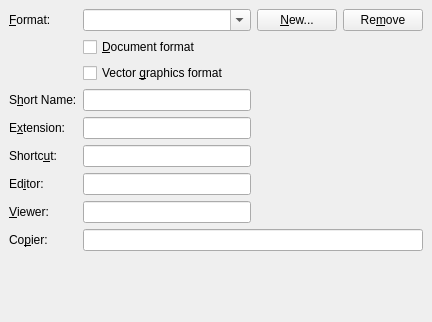
rpavlik/lyx-lucid-backport, file src/frontends/qt4/ui/PrefFileformatsUi.ui: the form before one commit.
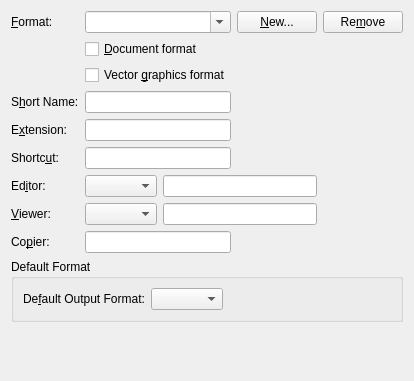
The form after the commit.

Patch:
```diff
--- a/src/frontends/qt4/ui/PrefFileformatsUi.ui
+++ b/src/frontends/qt4/ui/PrefFileformatsUi.ui
@@ -1,177 +1,218 @@
 <ui version="4.0" >
  <class>PrefFileformatsUi</class>
- <widget class="QWidget" name="PrefFileformatsUi" >
-  <property name="geometry" >
+ <widget class="QWidget" name="PrefFileformatsUi">
+  <property name="geometry">
    <rect>
     <x>0</x>
     <y>0</y>
-    <width>414</width>
-    <height>322</height>
+    <width>383</width>
+    <height>381</height>
    </rect>
   </property>
-  <property name="windowTitle" >
+  <property name="windowTitle">
    <string/>
   </property>
-  <layout class="QGridLayout" >
-   <property name="margin" >
-    <number>9</number>
-   </property>
-   <property name="spacing" >
-    <number>6</number>
-   </property>
-   <item row="8" column="1" colspan="3" >
-    <widget class="QLineEdit" name="copierED" />
-   </item>
-   <item row="6" column="1" >
-    <widget class="QLineEdit" name="editorED" />
-   </item>
-   <item row="0" column="2" >
-    <widget class="QPushButton" name="formatNewPB" >
-     <property name="text" >
-      <string>&amp;New...</string>
+  <layout class="QGridLayout" name="gridLayout">
+   <item row="0" column="0">
+    <widget class="QLabel" name="formatsLA">
+     <property name="text">
+      <string>&amp;Format:</string>
      </property>
-    </widget>
-   </item>
-   <item row="0" column="3" >
-    <widget class="QPushButton" name="formatRemovePB" >
-     <property name="text" >
-      <string>Re&amp;move</string>
+     <property name="buddy">
+      <cstring>formatsCB</cstring>
      </property>
     </widget>
    </item>
-   <item row="5" column="1" >
-    <widget class="QLineEdit" name="shortcutED" />
-   </item>
-   <item row="3" column="1" >
-    <widget class="QLineEdit" name="formatED" />
-   </item>
-   <item row="3" column="0" >
-    <widget class="QLabel" name="formatLA" >
-     <property name="text" >
-      <string>S&amp;hort Name:</string>
-     </property>
-     <property name="buddy" >
-      <cstring>formatED</cstring>
-     </property>
-    </widget>
-   </item>
-   <item row="0" column="1" >
-    <widget class="QComboBox" name="formatsCB" >
-     <property name="sizePolicy" >
-      <sizepolicy>
-       <hsizetype>7</hsizetype>
-       <vsizetype>0</vsizetype>
-       <horstretch>0</horstretch>
-       <verstretch>0</verstretch>
-      </sizepolicy>
-     </property>
-     <property name="editable" >
+   <item row="0" column="1" colspan="2">
+    <widget class="QComboBox" name="formatsCB">
+     <property name="editable">
       <bool>true</bool>
      </property>
-     <property name="maxVisibleItems" >
+     <property name="maxVisibleItems">
       <number>20</number>
      </property>
-     <property name="insertPolicy" >
+     <property name="insertPolicy">
       <enum>QComboBox::InsertAtCurrent</enum>
      </property>
-     <property name="minimumContentsLength" >
+     <property name="minimumContentsLength">
       <number>1</number>
      </property>
     </widget>
    </item>
-   <item row="2" column="1" colspan="3" >
-    <widget class="QCheckBox" name="vectorCB" >
-     <property name="text" >
-      <string>Vector &amp;graphics format</string>
+   <item row="0" column="3">
+    <widget class="QPushButton" name="formatNewPB">
+     <property name="text">
+      <string>&amp;New...</string>
      </property>
     </widget>
    </item>
-   <item row="0" column="0" >
-    <widget class="QLabel" name="formatsLA" >
-     <property name="text" >
-      <string>&amp;Format:</string>
+   <item row="0" column="4">
+    <widget class="QPushButton" name="formatRemovePB">
+     <property name="text">
+      <string>Re&amp;move</string>
      </property>
-     <property name="buddy" >
-      <cstring>formatsCB</cstring>
-     </property>
     </widget>
    </item>
-   <item row="1" column="1" colspan="3" >
-    <widget class="QCheckBox" name="documentCB" >
-     <property name="text" >
+   <item row="1" column="1" colspan="2">
+    <widget class="QCheckBox" name="documentCB">
+     <property name="text">
       <string>&amp;Document format</string>
      </property>
     </widget>
    </item>
-   <item row="7" column="0" >
-    <widget class="QLabel" name="viewerLA" >
-     <property name="text" >
-      <string>&amp;Viewer:</string>
+   <item row="2" column="1" colspan="2">
+    <widget class="QCheckBox" name="vectorCB">
+     <property name="text">
+      <string>Vector &amp;graphics format</string>
      </property>
-     <property name="buddy" >
-      <cstring>viewerED</cstring>
-     </property>
     </widget>
    </item>
-   <item row="7" column="1" >
-    <widget class="QLineEdit" name="viewerED" />
-   </item>
-   <item row="6" column="0" >
-    <widget class="QLabel" name="editorLA" >
-     <property name="text" >
-      <string>Ed&amp;itor:</string>
+   <item row="3" column="0">
+    <widget class="QLabel" name="formatLA">
+     <property name="text">
+      <string>S&amp;hort Name:</string>
      </property>
-     <property name="buddy" >
-      <cstring>editorED</cstring>
+     <property name="buddy">
+      <cstring>formatED</cstring>
      </property>
     </widget>
    </item>
-   <item row="5" column="0" >
-    <widget class="QLabel" name="shortcutLA" >
-     <property name="text" >
-      <string>Shortc&amp;ut:</string>
-     </property>
-     <property name="buddy" >
-      <cstring>shortcutED</cstring>
-     </property>
-    </widget>
+   <item row="3" column="1" colspan="2">
+    <widget class="QLineEdit" name="formatED"/>
    </item>
-   <item row="4" column="0" >
-    <widget class="QLabel" name="extensionLA" >
-     <property name="text" >
+   <item row="4" column="0">
+    <widget class="QLabel" name="extensionLA">
+     <property name="text">
       <string>E&amp;xtension:</string>
      </property>
-     <property name="buddy" >
+     <property name="buddy">
       <cstring>extensionED</cstring>
      </property>
     </widget>
    </item>
-   <item row="4" column="1" >
-    <widget class="QLineEdit" name="extensionED" />
+   <item row="4" column="1" colspan="2">
+    <widget class="QLineEdit" name="extensionED"/>
    </item>
-   <item row="9" column="1" >
+   <item row="5" column="0">
+    <widget class="QLabel" name="shortcutLA">
+     <property name="text">
+      <string>Shortc&amp;ut:</string>
+     </property>
+     <property name="buddy">
+      <cstring>shortcutED</cstring>
+     </property>
+    </widget>
+   </item>
+   <item row="5" column="1" colspan="2">
+    <widget class="QLineEdit" name="shortcutED"/>
+   </item>
+   <item row="6" column="0">
+    <widget class="QLabel" name="editorLA">
+     <property name="text">
+      <string>Ed&amp;itor:</string>
+     </property>
+     <property name="buddy">
+      <cstring>editorCO</cstring>
+     </property>
+    </widget>
+   </item>
+   <item row="6" column="1">
+    <widget class="QComboBox" name="editorCO">
+     <property name="sizeAdjustPolicy">
+      <enum>QComboBox::AdjustToContents</enum>
+     </property>
+    </widget>
+   </item>
+   <item row="6" column="2" colspan="2">
+    <widget class="QLineEdit" name="editorED"/>
+   </item>
+   <item row="7" column="0">
+    <widget class="QLabel" name="viewerLA">
+     <property name="text">
+      <string>&amp;Viewer:</string>
+     </property>
+     <property name="buddy">
+      <cstring>viewerCO</cstring>
+     </property>
+    </widget>
+   </item>
+   <item row="7" column="1">
+    <widget class="QComboBox" name="viewerCO">
+     <property name="sizeAdjustPolicy">
+      <enum>QComboBox::AdjustToContents</enum>
+     </property>
+    </widget>
+   </item>
+   <item row="7" column="2" colspan="2">
+    <widget class="QLineEdit" name="viewerED"/>
+   </item>
+   <item row="8" column="0">
+    <widget class="QLabel" name="label">
+     <property name="text">
+      <string>Co&amp;pier:</string>
+     </property>
+     <property name="buddy">
+      <cstring>copierED</cstring>
+     </property>
+    </widget>
+   </item>
+   <item row="8" column="1" colspan="2">
+    <widget class="QLineEdit" name="copierED"/>
+   </item>
+   <item row="9" column="0" colspan="5">
+    <widget class="QGroupBox" name="defaultFormatGB">
+     <property name="toolTip">
+      <string>Specify the default output format when using (PDF)LaTeX</string>
+     </property>
+     <property name="title">
+      <string>Default Format</string>
+     </property>
+     <property name="flat">
+      <bool>true</bool>
+     </property>
+     <layout class="QHBoxLayout" name="horizontalLayout">
+      <item>
+       <widget class="QLabel" name="defaultFormatLA">
+        <property name="text">
+         <string>De&amp;fault Output Format:</string>
+        </property>
+        <property name="buddy">
+         <cstring>defaultFormatCB</cstring>
+        </property>
+       </widget>
+      </item>
+      <item>
+       <widget class="QComboBox" name="defaultFormatCB"/>
+      </item>
+      <item>
+       <spacer name="horizontalSpacer">
+        <property name="orientation">
+         <enum>Qt::Horizontal</enum>
+        </property>
+        <property name="sizeHint" stdset="0">
+         <size>
+          <width>148</width>
+          <height>20</height>
+         </size>
+        </property>
+       </spacer>
+      </item>
+     </layout>
+    </widget>
+   </item>
+   <item row="10" column="1" colspan="2">
     <spacer>
-     <property name="orientation" >
+     <property name="orientation">
       <enum>Qt::Vertical</enum>
      </property>
-     <property name="sizeHint" >
+     <property name="sizeHint" stdset="0">
       <size>
-       <width>168</width>
+       <width>124</width>
        <height>21</height>
       </size>
      </property>
     </spacer>
    </item>
-   <item row="8" column="0" >
-    <widget class="QLabel" name="label" >
-     <property name="text" >
-      <string>Co&amp;pier:</string>
-     </property>
-     <property name="buddy" >
-      <cstring>copierED</cstring>
-     </property>
-    </widget>
-   </item>
   </layout>
  </widget>
  <tabstops>
```
Left out of the diff: 4 changed lines with no effect on the pictures.
